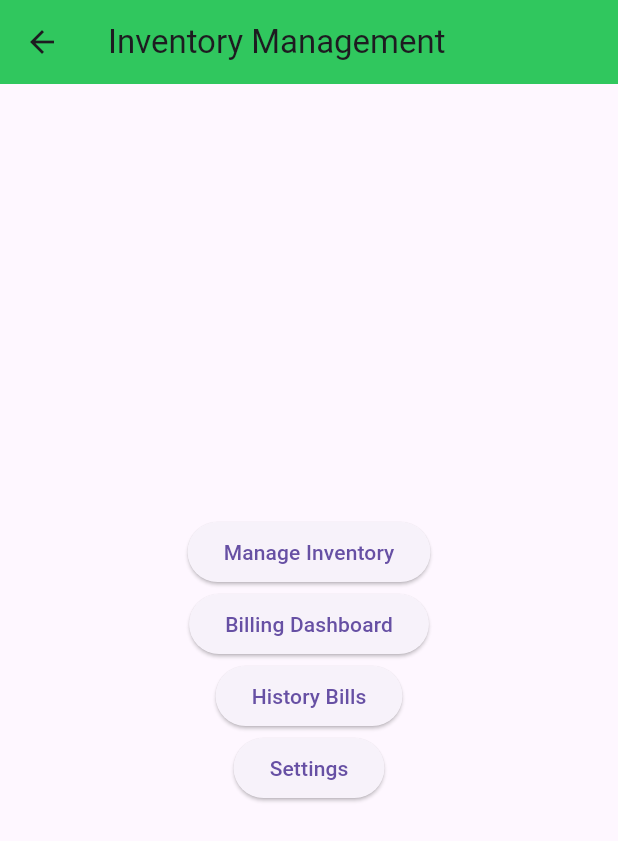
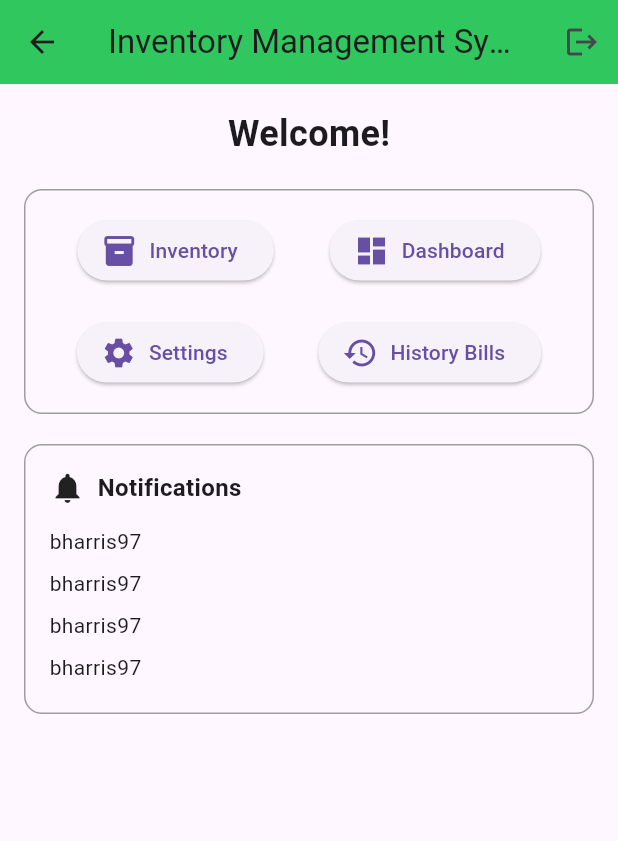
Before and after one commit to anaskhyzr/InventoryManagmentSystem-flutter, a Flutter app: the HomePage screen opened by its route, on a phone screen of 412 x 824 dp. Shown: the top 841 px of the screen. Run offline on Flutter 3.47's test engine with Material 3 defaults, Android fonts, the phone set to English and light mode, and no system bars; our stand-ins replace shared_preferences, sqflite; accounts and stored records are empty.

```diff
--- a/lib/pages/home_page.dart
+++ b/lib/pages/home_page.dart
@@ -1,9 +1,12 @@
 import 'package:flutter/material.dart';
-import 'package:flutter_application_1/pages/history_bill.dart';
-import 'package:flutter_application_1/pages/settings.dart';
 import 'inventory_list.dart';
-import 'billing_dashboard.dart'; // Import the billing dashboard
-// Import the history bills page
+import 'billing_dashboard.dart';
+import 'history_bill.dart';
+import 'settings.dart';
+
+void main() {
+  runApp(const MyApp());
+}
 
 class MyApp extends StatefulWidget {
   const MyApp({super.key});
@@ -25,7 +28,18 @@ class _MyAppState extends State<MyApp> {
   Widget build(BuildContext context) {
     return MaterialApp(
       title: 'Inventory Management',
-      theme: ThemeData.light(),
+      theme: ThemeData.light().copyWith(
+        primaryColor: const Color(0xFF30C75E),
+        elevatedButtonTheme: ElevatedButtonThemeData(
+          style: ElevatedButton.styleFrom(
+            backgroundColor: const Color(0xFF30C75E),
+            foregroundColor: Colors.white,
+            shape: RoundedRectangleBorder(
+              borderRadius: BorderRadius.circular(12.0),
+            ),
+          ),
+        ),
+      ),
       darkTheme: ThemeData.dark(),
       themeMode: _themeMode,
       home: HomePage(
@@ -40,80 +54,147 @@ class HomePage extends StatelessWidget {
   final ThemeMode currentThemeMode;
   final Function(ThemeMode) onThemeChanged;
 
-  const HomePage(
-      {super.key,
-      required this.currentThemeMode,
-      required this.onThemeChanged});
+  const HomePage({
+    super.key,
+    required this.currentThemeMode,
+    required this.onThemeChanged,
+  });
 
   @override
   Widget build(BuildContext context) {
     return Scaffold(
       appBar: AppBar(
-        title: const Text('Inventory Management'),
+        title: const Text('Inventory Management System'),
         backgroundColor: const Color(0xFF30C75E),
+        actions: [
+          IconButton(
+            icon: const Icon(Icons.logout),
+            onPressed: () {
+              // Add logout functionality
+            },
+          ),
+        ],
       ),
-      body: Center(
+      body: Padding(
+        padding: const EdgeInsets.all(16.0),
         child: Column(
-          mainAxisAlignment: MainAxisAlignment.center,
           children: [
-            ElevatedButton(
-              onPressed: () {
-                Navigator.push(
-                  context,
-                  MaterialPageRoute(
-                    builder: (context) => InventoryList(
-                        onThemeChanged: onThemeChanged,
-                        currentThemeMode: currentThemeMode),
+            const Text(
+              'Welcome!',
+              style: TextStyle(
+                fontSize: 24,
+                fontWeight: FontWeight.bold,
+              ),
+            ),
+            const SizedBox(height: 20),
+            Container(
+              padding: const EdgeInsets.all(16),
+              decoration: BoxDecoration(
+                border: Border.all(color: Colors.grey),
+                borderRadius: BorderRadius.circular(12),
+              ),
+              child: Column(
+                children: [
+                  Row(
+                    mainAxisAlignment: MainAxisAlignment.spaceAround,
+                    children: [
+                      _buildMenuButton(
+                        context,
+                        label: 'Inventory',
+                        icon: Icons.inventory,
+                        page: InventoryList(
+                          onThemeChanged: onThemeChanged,
+                          currentThemeMode: currentThemeMode,
+                        ),
+                      ),
+                      _buildMenuButton(
+                        context,
+                        label: 'Dashboard',
+                        icon: Icons.dashboard,
+                        page: BillingDashboard(
+                          onThemeChanged: onThemeChanged,
+                          currentThemeMode: currentThemeMode,
+                        ),
+                      ),
+                    ],
                   ),
-                );
-              },
-              child: const Text('Manage Inventory'),
+                  const SizedBox(height: 20),
+                  Row(
+                    mainAxisAlignment: MainAxisAlignment.spaceAround,
+                    children: [
+                      _buildMenuButton(
+                        context,
+                        label: 'Settings',
+                        icon: Icons.settings,
+                        page: SettingsPage(
+                          onThemeChanged: onThemeChanged,
+                          currentThemeMode: currentThemeMode,
+                        ),
+                      ),
+                      _buildMenuButton(
+                        context,
+                        label: 'History Bills',
+                        icon: Icons.history,
+                        page: const HistoryBillsPage(),
+                      ),
+                    ],
+                  ),
+                ],
+              ),
             ),
-            ElevatedButton(
-              onPressed: () {
-                Navigator.push(
-                  context,
-                  MaterialPageRoute(
-                    builder: (context) => BillingDashboard(
-                      currentThemeMode: currentThemeMode,
-                      onThemeChanged: (ThemeMode mode) {},
-                    ),
+            const SizedBox(height: 20),
+            Container(
+              padding: const EdgeInsets.all(16),
+              decoration: BoxDecoration(
+                border: Border.all(color: Colors.grey),
+                borderRadius: BorderRadius.circular(12),
+              ),
+              child: Column(
+                children: [
+                  Row(
+                    children: const [
+                      Icon(Icons.notifications, size: 24),
+                      SizedBox(width: 8),
+                      Text(
+                        'Notifications',
+                        style: TextStyle(
+                          fontWeight: FontWeight.bold,
+                          fontSize: 16,
+                        ),
+                      ),
+                    ],
                   ),
-                );
-              },
-              child: const Text('Billing Dashboard'),
-            ),
-            ElevatedButton(
-              onPressed: () {
-                Navigator.push(
-                  context,
-                  MaterialPageRoute(
-                    builder: (context) => const HistoryBillsPage(),
+                  const SizedBox(height: 10),
+                  ListView.builder(
+                    shrinkWrap: true,
+                    itemCount: 4,
+                    itemBuilder: (context, index) {
+                      return const Padding(
+                        padding: EdgeInsets.symmetric(vertical: 4.0),
+                        child: Text('bharris97'),
+                      );
+                    },
                   ),
-                );
-              },
-              child: const Text('History Bills'),
-            ),
-            ElevatedButton(
-              onPressed: () {
-                Navigator.push(
-                  context,
-                  MaterialPageRoute(
-                    builder: (context) => SettingsPage(
-                        onThemeChanged: onThemeChanged,
-                        currentThemeMode: currentThemeMode),
-                  ),
-                );
-              },
-              child: const Text('Settings'),
+                ],
+              ),
             ),
           ],
         ),
       ),
     );
   }
+
+  Widget _buildMenuButton(BuildContext context,
+      {required String label, required IconData icon, required Widget page}) {
+    return ElevatedButton.icon(
+      icon: Icon(icon, size: 24),
+      label: Text(label),
+      onPressed: () {
+        Navigator.push(
+          context,
+          MaterialPageRoute(builder: (context) => page),
+        );
+      },
+    );
+  }
 }
-
-void main() {
-  runApp(const MyApp());
-}
```
